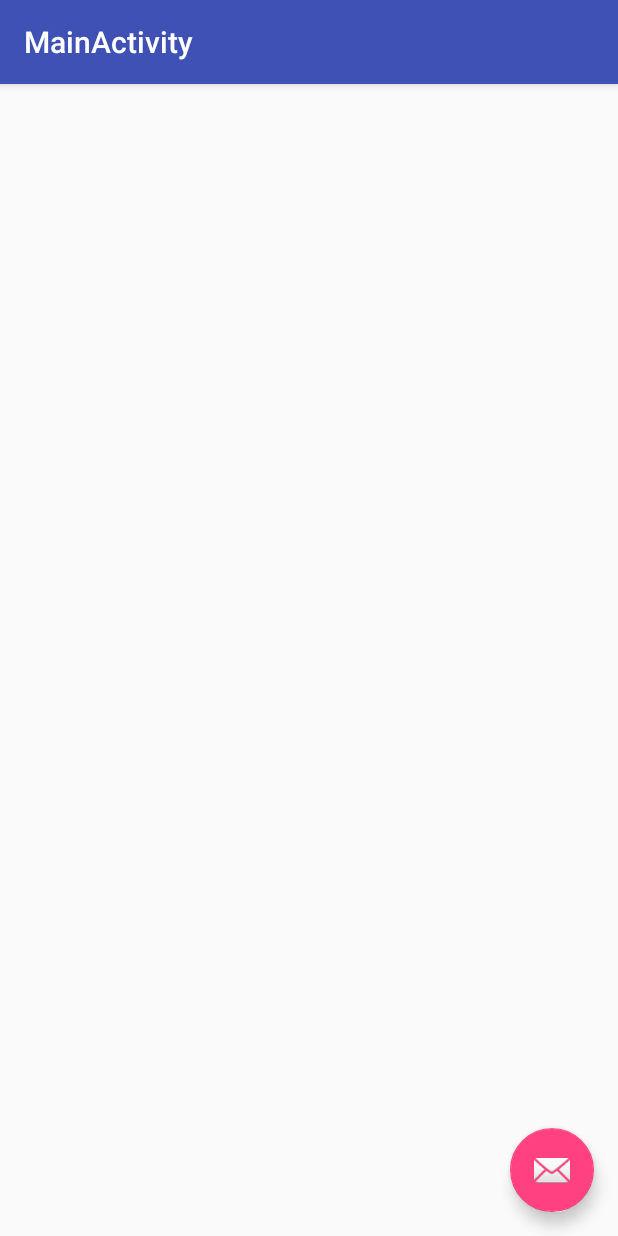
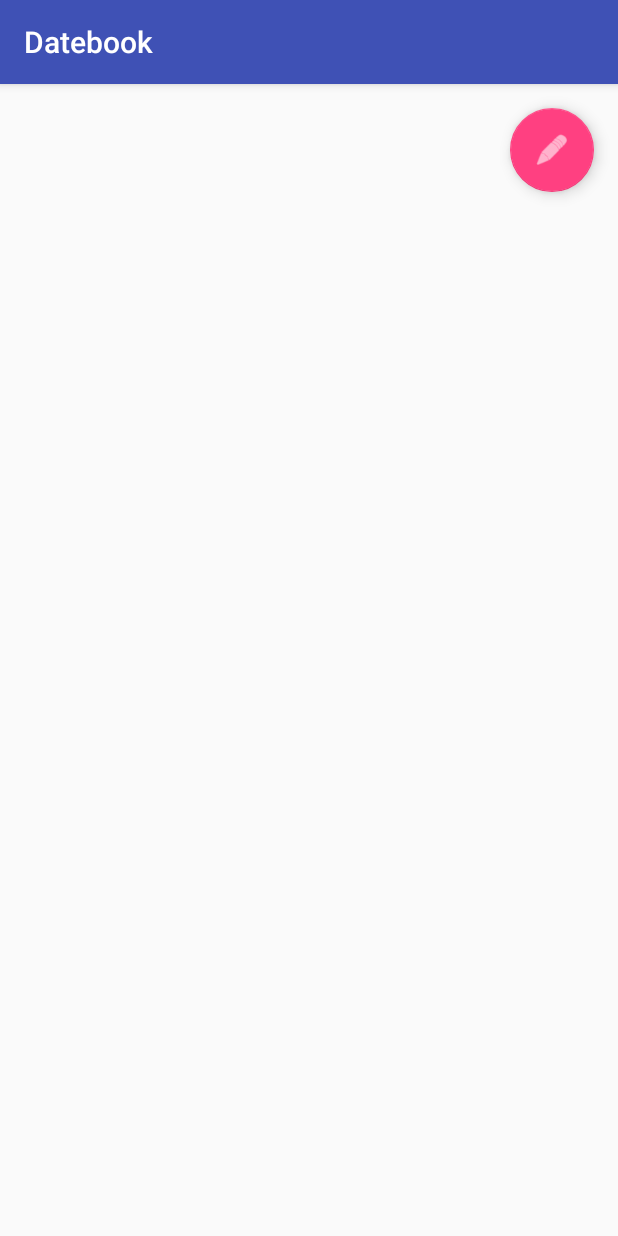
Before and after one commit to jeffreya12/Datebook, an Android app: the MainActivity screen opened directly, with no data from a screen before it, on a phone screen of 412 x 824 dp. Run offline under Robolectric (Android 15) with nearby library versions, the phone set to English and light mode, and no system bars.

Commit message:
Registro, borrado y listado de eventos

```diff
--- a/app/src/main/java/cr/ac/itcr/datebook/activities/MainActivity.java
+++ b/app/src/main/java/cr/ac/itcr/datebook/activities/MainActivity.java
@@ -1,13 +1,27 @@
 package cr.ac.itcr.datebook.activities;
 
+import android.app.AlertDialog;
+import android.content.DialogInterface;
+import android.content.Intent;
+import android.content.SharedPreferences;
+import android.provider.ContactsContract;
+import android.support.design.widget.FloatingActionButton;
+import android.support.v7.app.AppCompatActivity;
 import android.os.Bundle;
-import android.support.design.widget.FloatingActionButton;
-import android.support.design.widget.Snackbar;
-import android.support.v7.app.AppCompatActivity;
-import android.support.v7.widget.Toolbar;
+import android.util.Log;
 import android.view.View;
+import android.widget.AdapterView;
+import android.widget.ArrayAdapter;
+import android.widget.ListView;
+
+import java.util.ArrayList;
+import java.util.List;
 
 import cr.ac.itcr.datebook.R;
+import cr.ac.itcr.datebook.database.DatebookDbHelper;
+import cr.ac.itcr.datebook.domain.Event;
+
+import static android.provider.AlarmClock.EXTRA_MESSAGE;
 
 public class MainActivity extends AppCompatActivity {
 
@@ -15,17 +29,69 @@ public class MainActivity extends AppCompatActivity {
     protected void onCreate(Bundle savedInstanceState) {
         super.onCreate(savedInstanceState);
         setContentView(R.layout.activity_main);
-        Toolbar toolbar = (Toolbar) findViewById(R.id.toolbar);
-        setSupportActionBar(toolbar);
 
-        FloatingActionButton fab = (FloatingActionButton) findViewById(R.id.fab);
-        fab.setOnClickListener(new View.OnClickListener() {
+        final DatebookDbHelper db = new DatebookDbHelper(this);
+
+        final AlertDialog.Builder builder = new AlertDialog.Builder(this);
+
+        SharedPreferences sessionPreferences = getApplicationContext().getSharedPreferences("SessionPreferences", 0); // 0 - for private mode
+        int userId = sessionPreferences.getInt("id", 0);
+
+        FloatingActionButton createEvent = findViewById(R.id.main_fabCreateEvent);
+        createEvent.setOnClickListener(new View.OnClickListener() {
             @Override
             public void onClick(View view) {
-                Snackbar.make(view, "Replace with your own action", Snackbar.LENGTH_LONG)
-                        .setAction("Action", null).show();
+                Intent myIntent = new Intent(MainActivity.this, CreateEventActivity.class);
+                startActivity(myIntent);
             }
         });
+
+        final List<Event> eventList = db.getAllEvents(userId);
+
+        ListView ltvEvents = findViewById(R.id.main_ltvEvents);
+
+        ArrayAdapter<Event> adapter = new ArrayAdapter<Event>(this, android.R.layout.simple_list_item_1);
+        adapter.addAll(eventList);
+        ltvEvents.setAdapter(adapter);
+
+        ltvEvents.setOnItemClickListener(new AdapterView.OnItemClickListener() {
+            @Override
+            public void onItemClick(AdapterView<?> adapterView, View view, int i, long l) {
+
+                /*
+                Intent intent = new Intent(MainActivity.this, EventActivity.class);
+                String eventId = String.valueOf(eventList.get(i).getId());
+                intent.putExtra("eventId", eventId);
+                startActivity(intent);
+                */
+
+                final Event event = eventList.get(i);
+
+                builder.setMessage(
+                            "Name: " + event.getName() + "\n"
+                            + "Place: " + event.getPlace() + "\n"
+                            + "Date: " + event.getDate()
+                        )
+                        .setTitle(R.string.event_dialog_title)
+                        .setNegativeButton(R.string.prompt_erase, new DialogInterface.OnClickListener() {
+                            public void onClick(DialogInterface dialog, int id) {
+                                db.deleteEvent(event);
+                            }
+                        });
+
+                AlertDialog dialog = builder.create();
+                dialog.show();
+            }
+        });
+
     }
 
+    /*
+    @Override
+    public void onResume()
+    {
+        super.onResume();
+
+    }
+    */
 }
--- a/app/src/main/java/cr/ac/itcr/datebook/database/DatebookDbHelper.java
+++ b/app/src/main/java/cr/ac/itcr/datebook/database/DatebookDbHelper.java
@@ -2,11 +2,21 @@ package cr.ac.itcr.datebook.database;
 
 import android.content.ContentValues;
 import android.content.Context;
+import android.content.SharedPreferences;
 import android.database.Cursor;
 import android.database.DatabaseErrorHandler;
 import android.database.sqlite.SQLiteDatabase;
 import android.database.sqlite.SQLiteOpenHelper;
 
+import java.text.DateFormat;
+import java.text.ParseException;
+import java.text.SimpleDateFormat;
+import java.util.ArrayList;
+import java.util.Date;
+import java.util.List;
+import java.util.Locale;
+
+import cr.ac.itcr.datebook.domain.Event;
 import cr.ac.itcr.datebook.domain.User;
 
 /**
@@ -67,6 +77,17 @@ public class DatebookDbHelper extends SQLiteOpenHelper {
         return db.insert(DatebookContract.UserEntry.TABLE_NAME, null, values);
     }
 
+    public long insertEvent(Event event){
+        SQLiteDatabase db = this.getWritableDatabase();
+        ContentValues values = new ContentValues();
+        values.put(DatebookContract.EventEntry.COLUMN_NAME_NAME, event.getName());
+        values.put(DatebookContract.EventEntry.COLUMN_NAME_PLACE, event.getPlace());
+        values.put(DatebookContract.EventEntry.COLUMN_NAME_DATE, event.getDate().toString());
+        values.put(DatebookContract.EventEntry.COLUMN_NAME_USERID, event.getUserId());
+
+        return db.insert(DatebookContract.EventEntry.TABLE_NAME, null, values);
+    }
+
     public User getUser(String username){
         SQLiteDatabase db = this.getWritableDatabase();
         Cursor cursor = db.query(DatebookContract.UserEntry.TABLE_NAME, new String[]{"id",
@@ -82,4 +103,45 @@ public class DatebookDbHelper extends SQLiteOpenHelper {
         return newUser;
     }
 
+    public List<Event> getAllEvents(int userId){
+        List<Event> eventList = new ArrayList<>();
+
+        String selectQuery = "SELECT * FROM " + DatebookContract.EventEntry.TABLE_NAME + " WHERE "
+                + DatebookContract.EventEntry.COLUMN_NAME_USERID + " = " + userId
+                + " ORDER BY " + DatebookContract.EventEntry.COLUMN_NAME_DATE + " DESC";
+
+        SQLiteDatabase db = this.getWritableDatabase();
+        Cursor cursor = db.rawQuery(selectQuery, null);
+
+        DateFormat format = new SimpleDateFormat("EEE MMM dd HH:mm:ss Z yyyy", Locale.ENGLISH);
+        Date date = null;
+        if(cursor.moveToFirst()){
+            do {
+                Event event = new Event();
+                event.setId(Integer.parseInt(cursor.getString(0)));
+                event.setName(cursor.getString(1));
+
+                try {
+                    date = format.parse(cursor.getString(2));
+                } catch (ParseException e) {
+                    e.printStackTrace();
+                }
+                event.setDate(date);
+
+                event.setPlace(cursor.getString(3));
+                event.setUserId(Integer.parseInt(cursor.getString(4)));
+
+                eventList.add(event);
+            } while (cursor.moveToNext());
+        }
+
+        return eventList;
+    }
+
+    public void deleteEvent(Event event){
+        SQLiteDatabase db = this.getWritableDatabase();
+        db.delete(DatebookContract.EventEntry.TABLE_NAME, "id = ?", new String[]{
+                String.valueOf(event.getId()) });
+        db.close();
+    }
 }
--- a/app/src/main/res/layout/content_main.xml
+++ b/app/src/main/res/layout/activity_event.xml
@@ -4,8 +4,11 @@
     xmlns:tools="http://schemas.android.com/tools"
     android:layout_width="match_parent"
     android:layout_height="match_parent"
-    app:layout_behavior="@string/appbar_scrolling_view_behavior"
-    tools:context="cr.ac.itcr.datebook.activities.MainActivity"
-    tools:showIn="@layout/activity_main">
+    tools:context="cr.ac.itcr.datebook.activities.EventActivity">
 
+    <TextView
+        android:id="@+id/textView7"
+        android:layout_width="wrap_content"
+        android:layout_height="wrap_content"
+        android:text="TextView" />
 </android.support.constraint.ConstraintLayout>
--- a/app/src/main/res/layout/activity_main.xml
+++ b/app/src/main/res/layout/activity_main.xml
@@ -1,33 +1,39 @@
 <?xml version="1.0" encoding="utf-8"?>
-<android.support.design.widget.CoordinatorLayout xmlns:android="http://schemas.android.com/apk/res/android"
+<android.support.constraint.ConstraintLayout xmlns:android="http://schemas.android.com/apk/res/android"
     xmlns:app="http://schemas.android.com/apk/res-auto"
     xmlns:tools="http://schemas.android.com/tools"
     android:layout_width="match_parent"
     android:layout_height="match_parent"
     tools:context="cr.ac.itcr.datebook.activities.MainActivity">
 
-    <android.support.design.widget.AppBarLayout
+    <android.support.design.widget.CoordinatorLayout
         android:layout_width="match_parent"
-        android:layout_height="wrap_content"
-        android:theme="@style/AppTheme.AppBarOverlay">
+        android:layout_height="match_parent">
 
-        <android.support.v7.widget.Toolbar
-            android:id="@+id/toolbar"
+        <LinearLayout
+            android:id="@+id/main_lnlView"
             android:layout_width="match_parent"
-            android:layout_height="?attr/actionBarSize"
-            android:background="?attr/colorPrimary"
-            app:popupTheme="@style/AppTheme.PopupOverlay" />
+            android:layout_height="wrap_content"
+            android:orientation="vertical">
 
-    </android.support.design.widget.AppBarLayout>
+            <ListView
+                android:id="@+id/main_ltvEvents"
+                android:layout_width="match_parent"
+                android:layout_height="match_parent">
 
-    <include layout="@layout/content_main" />
+            </ListView>
+        </LinearLayout>
 
-    <android.support.design.widget.FloatingActionButton
-        android:id="@+id/fab"
-        android:layout_width="wrap_content"
-        android:layout_height="wrap_content"
-        android:layout_gravity="bottom|end"
-        android:layout_margin="@dimen/fab_margin"
-        app:srcCompat="@android:drawable/ic_dialog_email" />
+        <android.support.design.widget.FloatingActionButton
+            android:id="@+id/main_fabCreateEvent"
+            android:layout_width="wrap_content"
+            android:layout_height="wrap_content"
+            android:layout_margin="16dp"
+            android:clickable="true"
+            android:tint="@android:color/white"
+            app:layout_anchor="@id/main_lnlView"
+            app:layout_anchorGravity="bottom|right|end"
+            app:srcCompat="@android:drawable/ic_menu_edit" />
+    </android.support.design.widget.CoordinatorLayout>
 
-</android.support.design.widget.CoordinatorLayout>
+</android.support.constraint.ConstraintLayout>
```
Also changed, not shown: app/src/main/AndroidManifest.xml (+3 -4 lines), app/src/main/java/cr/ac/itcr/datebook/activities/CreateEventActivity.java (added, +66 -0 lines), app/src/main/java/cr/ac/itcr/datebook/activities/EventActivity.java (added, +15 -0 lines), app/src/main/java/cr/ac/itcr/datebook/activities/LoginActivity.java (+14 -0 lines), app/src/main/java/cr/ac/itcr/datebook/domain/Event.java (+20 -23 lines), app/src/main/res/layout/activity_create_event.xml (added, +77 -0 lines), app/src/main/res/values/strings.xml (+13 -0 lines).
